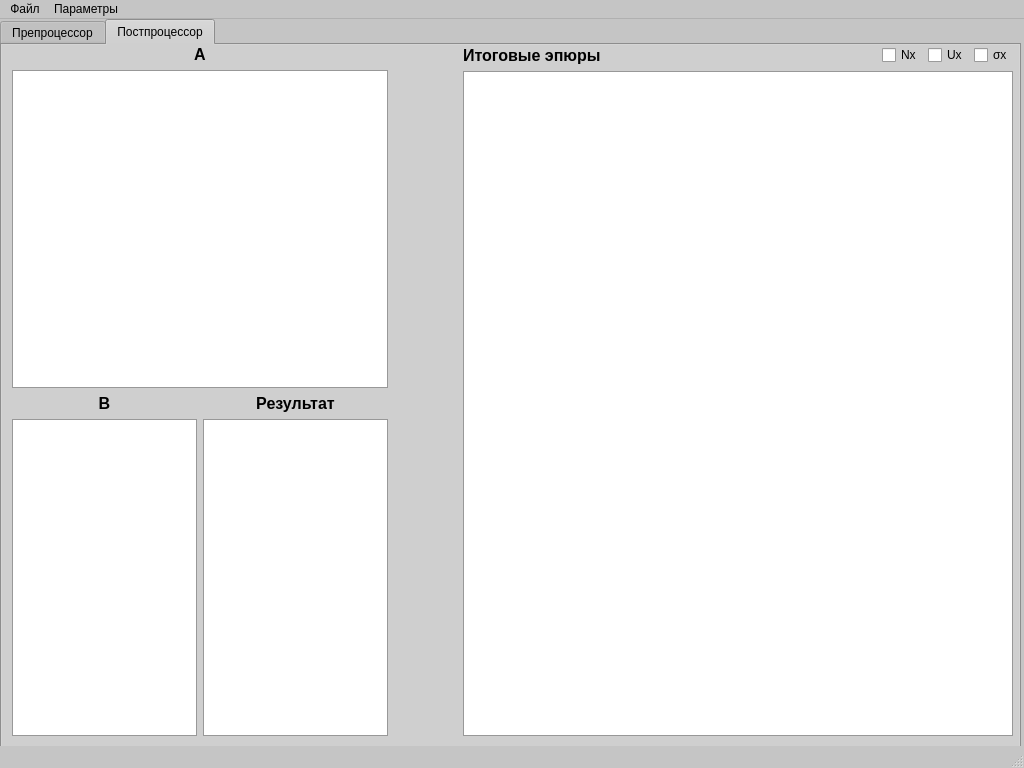
Before: the Qt Designer form mainwindow.ui in fenryux/SAPR, drawn with Qt 5.
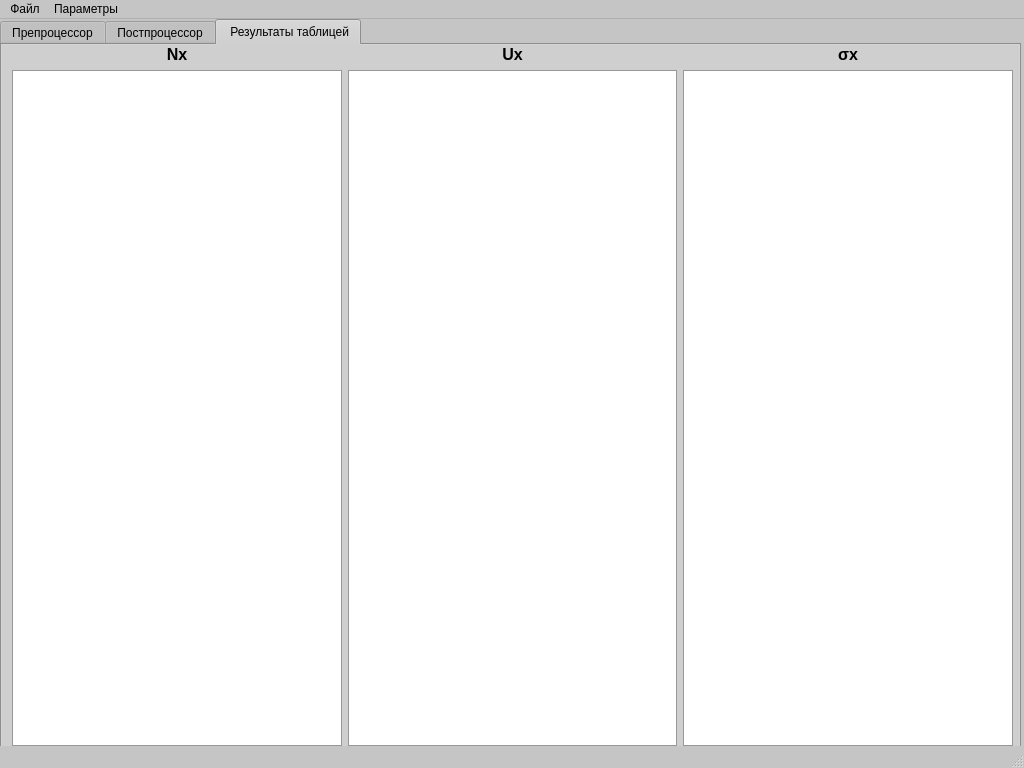
After: the same form once the commit is applied.

Commit message: TableView for postprocessor complete

The edit to the form file:
```diff
--- a/mainwindow.ui
+++ b/mainwindow.ui
@@ -481,7 +481,7 @@
      </rect>
     </property>
     <property name="currentIndex">
-     <number>1</number>
+     <number>2</number>
     </property>
     <widget class="QWidget" name="preprocessor">
      <property name="autoFillBackground">
@@ -904,6 +904,94 @@
       </layout>
      </widget>
     </widget>
+    <widget class="QWidget" name="postprocessorTableView">
+     <attribute name="title">
+      <string> Результаты таблицей</string>
+     </attribute>
+     <widget class="QWidget" name="verticalLayoutWidget">
+      <property name="geometry">
+       <rect>
+        <x>10</x>
+        <y>0</y>
+        <width>1001</width>
+        <height>701</height>
+       </rect>
+      </property>
+      <layout class="QVBoxLayout" name="verticalLayout_2">
+       <item>
+        <layout class="QHBoxLayout" name="horizontalLayout_2">
+         <item>
+          <widget class="QLabel" name="NXLabel">
+           <property name="font">
+            <font>
+             <family>Segoe UI</family>
+             <pointsize>12</pointsize>
+             <weight>75</weight>
+             <bold>true</bold>
+            </font>
+           </property>
+           <property name="text">
+            <string>Nx</string>
+           </property>
+           <property name="alignment">
+            <set>Qt::AlignCenter</set>
+           </property>
+          </widget>
+         </item>
+         <item>
+          <widget class="QLabel" name="UXLabel">
+           <property name="font">
+            <font>
+             <family>Segoe UI</family>
+             <pointsize>12</pointsize>
+             <weight>75</weight>
+             <bold>true</bold>
+            </font>
+           </property>
+           <property name="text">
+            <string>Ux</string>
+           </property>
+           <property name="alignment">
+            <set>Qt::AlignCenter</set>
+           </property>
+          </widget>
+         </item>
+         <item>
+          <widget class="QLabel" name="SigmaLabel">
+           <property name="font">
+            <font>
+             <family>Segoe UI</family>
+             <pointsize>12</pointsize>
+             <weight>75</weight>
+             <bold>true</bold>
+            </font>
+           </property>
+           <property name="text">
+            <string>σx</string>
+           </property>
+           <property name="alignment">
+            <set>Qt::AlignCenter</set>
+           </property>
+          </widget>
+         </item>
+        </layout>
+       </item>
+       <item>
+        <layout class="QHBoxLayout" name="horizontalLayout">
+         <item>
+          <widget class="QTableWidget" name="resultNxTableWidget"/>
+         </item>
+         <item>
+          <widget class="QTableWidget" name="resultUxTableWidget"/>
+         </item>
+         <item>
+          <widget class="QTableWidget" name="resultSigmaTableWidget"/>
+         </item>
+        </layout>
+       </item>
+      </layout>
+     </widget>
+    </widget>
    </widget>
   </widget>
   <widget class="QMenuBar" name="menubar">
```
Left out of the diff: 1 changed line with no effect on the pictures. The commit also changes 3 other files.
